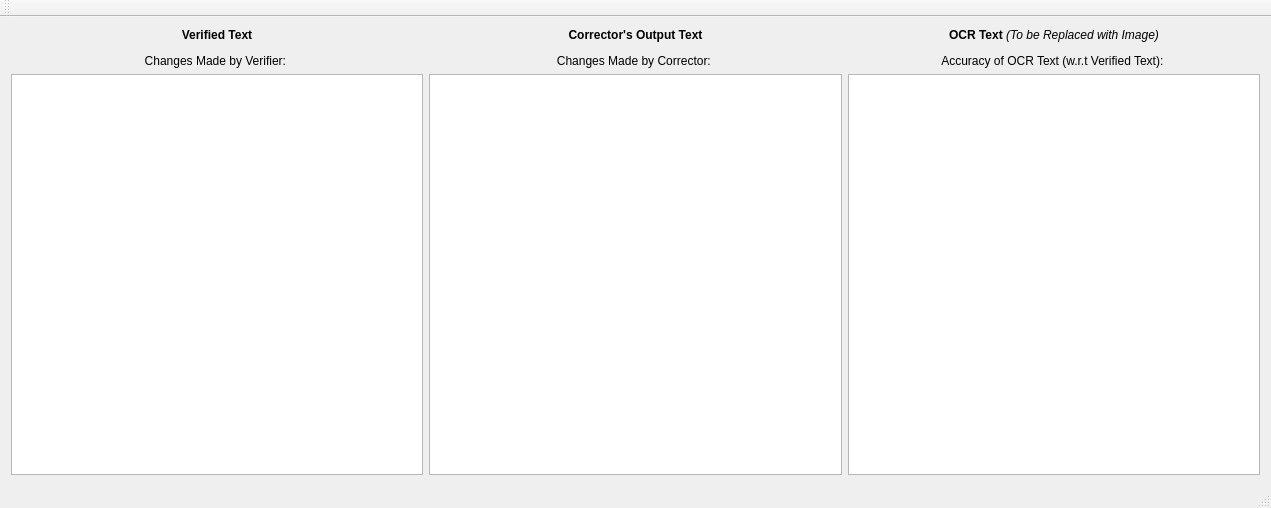
Qt form FrameWorkCode/DiffView.ui (UDAAN-LEAP/leap-pe-tool) before a commit.
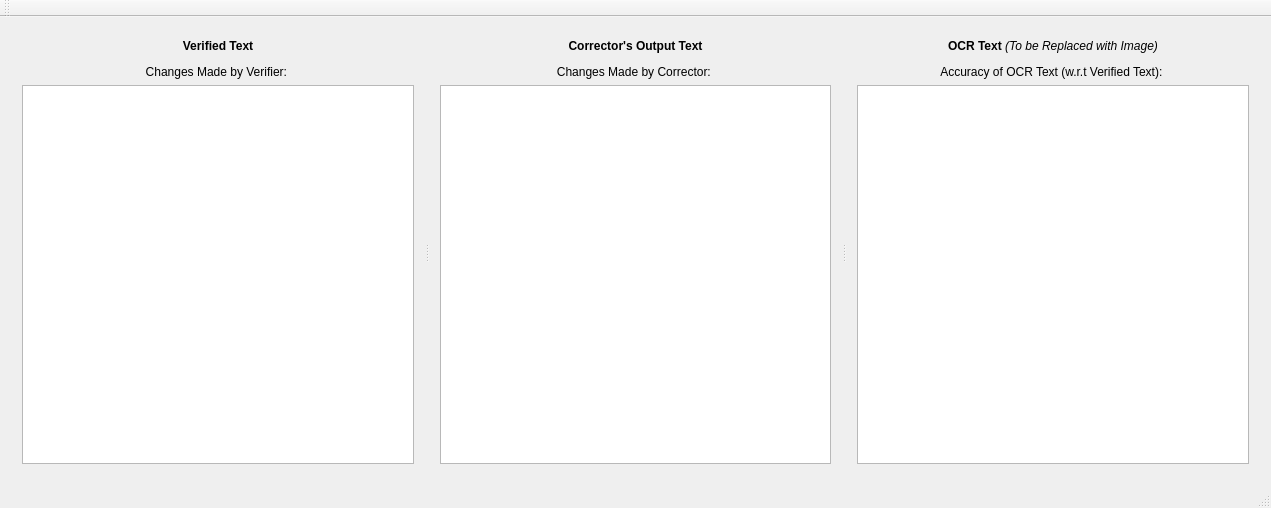
The same form after that commit.

Commit message: Modified levenshtein diff

What changed in the file:
```diff
--- a/FrameWorkCode/DiffView.ui
+++ b/FrameWorkCode/DiffView.ui
@@ -14,8 +14,13 @@
    <string>DiffView</string>
   </property>
   <widget class="QWidget" name="centralWidget">
-   <layout class="QHBoxLayout" name="horizontalLayout">
+   <layout class="QVBoxLayout" name="verticalLayout_4">
     <item>
+     <widget class="QSplitter" name="splitter">
+      <property name="orientation">
+       <enum>Qt::Horizontal</enum>
+      </property>
+      <widget class="QWidget" name="">
      <layout class="QVBoxLayout" name="verticalLayout_3">
       <item>
        <widget class="QLabel" name="VerifierLabel">
@@ -48,8 +53,8 @@
        </widget>
       </item>
      </layout>
-    </item>
-    <item>
+      </widget>
+      <widget class="QWidget" name="">
      <layout class="QVBoxLayout" name="verticalLayout_2">
       <item>
        <widget class="QLabel" name="InternLabel">
@@ -81,8 +86,8 @@
        </widget>
       </item>
      </layout>
-    </item>
-    <item>
+      </widget>
+      <widget class="QWidget" name="">
      <layout class="QVBoxLayout" name="verticalLayout">
       <item>
        <widget class="QLabel" name="OCRLabel">
@@ -115,6 +120,8 @@
        </widget>
       </item>
      </layout>
+      </widget>
+     </widget>
     </item>
    </layout>
   </widget>
```
Lines whose indentation alone changed are shown as unchanged. The commit also changes 2 other files.
